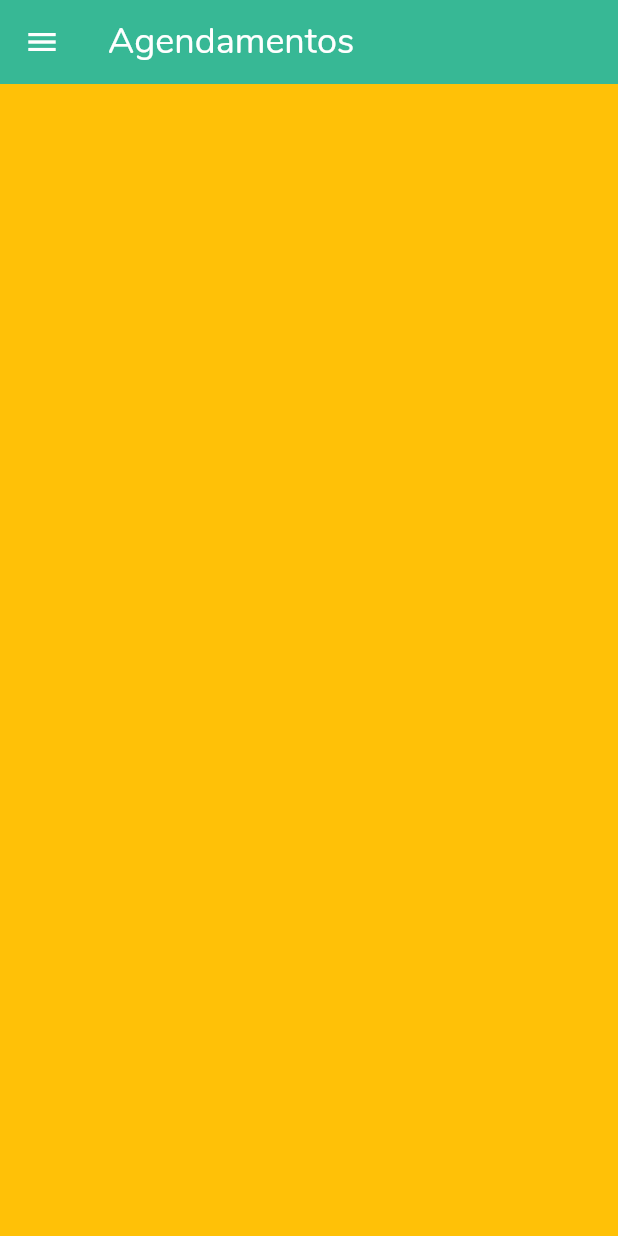
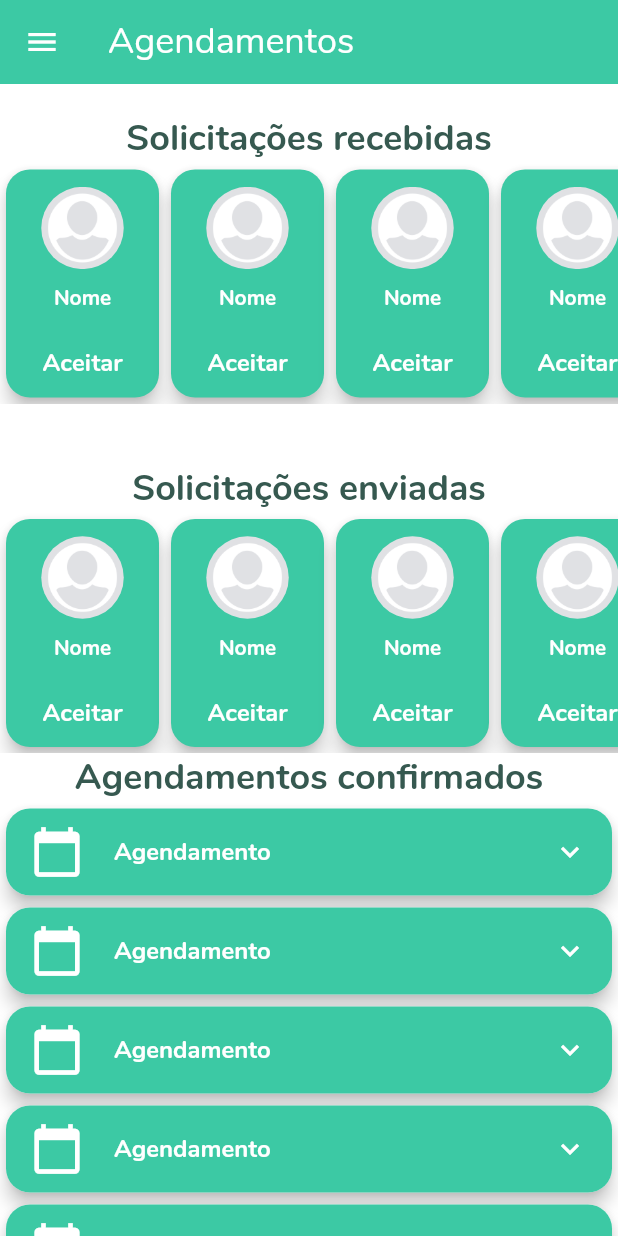
Before and after one commit to Deivid1071/trocatealentoapp, a Flutter app: the HomeScreen screen opened directly, swiped to page 3, on a phone screen of 412 x 824 dp. Run offline on Flutter 3.47's test engine with Material 2 defaults, Android fonts, the phone set to English and light mode, and no system bars.

Commit message:
expansion tile schedules

```diff
--- a/lib/screens/home/home_screen.dart
+++ b/lib/screens/home/home_screen.dart
@@ -1,5 +1,6 @@
 import 'package:flutter/material.dart';
 import 'package:trocatalentos_app/screens/configscreens/config_screen.dart';
+import 'package:trocatalentos_app/screens/schedules/schedules_screen.dart';
 import 'package:trocatalentos_app/widgets/custom_drawer.dart';
 import 'package:trocatalentos_app/widgets/customappbar.dart';
 
@@ -26,7 +27,7 @@ class HomeScreen extends StatelessWidget {
         ),
         Scaffold(
           appBar: CustomAppBar(title: 'Agendamentos',).build(context),
-          body: Container(color: Colors.amber,),
+          body: SchedulesScreen(),
           drawer: CustomDrawer(_pageController),
         ),
         Scaffold(
--- /dev/null
+++ b/lib/screens/schedules/schedules_screen.dart
@@ -0,0 +1,84 @@
+import 'package:flutter/cupertino.dart';
+import 'package:flutter/material.dart';
+import 'package:trocatalentos_app/widgets/tiles/invitetile.dart';
+import 'package:trocatalentos_app/widgets/tiles/scheduleexpansiontile.dart';
+
+class SchedulesScreen extends StatefulWidget {
+  @override
+  _SchedulesScreenState createState() => _SchedulesScreenState();
+}
+
+class _SchedulesScreenState extends State<SchedulesScreen> {
+  @override
+  Widget build(BuildContext context) {
+    return Container(
+      height: MediaQuery.of(context).size.height,
+      width: MediaQuery.of(context).size.width,
+      color: Colors.white,
+      child: SingleChildScrollView(
+        physics: ScrollPhysics(),
+        child: Column(
+          mainAxisAlignment: MainAxisAlignment.center,
+          crossAxisAlignment: CrossAxisAlignment.center,
+          children: [
+            SizedBox(
+              height: 20,
+            ),
+            _buildListInvite('Solicitações recebidas'),
+            SizedBox(
+              height: 40,
+            ),
+            _buildListInvite('Solicitações enviadas'),
+            _buildListSchedule('Agendamentos confirmados'),
+          ],
+        ),
+      ),
+    );
+  }
+
+  _buildListInvite(String title) {
+    return Column(
+      children: [
+        Text(
+          title,
+          style: TextStyle(
+              color: Color(0xFF365950),
+              fontFamily: 'Nunito',
+              fontWeight: FontWeight.bold,
+              fontSize: 24),
+        ),
+        Container(
+          height: 160,
+          child: ListView.builder(
+              itemCount: 8,
+              scrollDirection: Axis.horizontal,
+              itemBuilder: (context, index) {
+                return InviteTile();
+              }),
+        ),
+      ],
+    );
+  }
+
+  _buildListSchedule(String title) {
+    return Column(
+      children: [
+        Text(
+          title,
+          style: TextStyle(
+              color: Color(0xFF365950),
+              fontFamily: 'Nunito',
+              fontWeight: FontWeight.bold,
+              fontSize: 24),
+        ),
+        ListView.builder(
+          physics: NeverScrollableScrollPhysics(),
+            itemCount: 8,
+            shrinkWrap: true,
+            itemBuilder: (context, index) {
+              return CustomExpansionTile();
+            }),
+      ],
+    );
+  }
+}
--- a/lib/widgets/customappbar.dart
+++ b/lib/widgets/customappbar.dart
@@ -11,7 +11,7 @@ class CustomAppBar extends StatelessWidget {
       iconTheme: IconThemeData(
         color: Colors.white,
       ),
-      backgroundColor: Theme.of(context).primaryColor,
+      backgroundColor: Color(0xFF3CC9A4),
       elevation: 0,
       title: Text(title, style: TextStyle(
         fontFamily: 'Nunito',
--- /dev/null
+++ b/lib/widgets/tiles/invitetile.dart
@@ -0,0 +1,57 @@
+
+import 'package:flutter/cupertino.dart';
+import 'package:flutter/material.dart';
+
+class InviteTile extends StatefulWidget {
+  @override
+  _InviteTileState createState() => _InviteTileState();
+}
+
+class _InviteTileState extends State<InviteTile> {
+  @override
+  Widget build(BuildContext context) {
+    return Container(
+      height: 150,
+      width: 110,
+      child: Card(
+        elevation: 5,
+        shape: RoundedRectangleBorder(
+          borderRadius: BorderRadius.circular(16.0),
+        ),
+        color: Color(0xFF3CC9A4),
+        child: Column(
+          mainAxisAlignment: MainAxisAlignment.spaceAround,
+          children: [
+            Column(
+              children: [
+                Container(
+                  margin: EdgeInsets.only(bottom: 10),
+                  height: 55,
+                  width: 55,
+                  child: ClipRRect(
+                      borderRadius: BorderRadius.circular(100),
+                      child: Image.asset(
+                        'assets/images/avatar.png',
+                        fit: BoxFit.cover,
+                      )),
+                ),
+                Text('Nome', style: TextStyle(
+                    fontSize: 14,
+                    fontFamily: 'Nunito',
+                    color: Colors.white,
+                    fontWeight: FontWeight.bold
+                ),)
+              ],
+            ),
+            Text('Aceitar', style: TextStyle(
+              fontSize: 16,
+              fontFamily: 'Nunito',
+              color: Colors.white,
+              fontWeight: FontWeight.bold
+            ),)
+          ],
+        ),
+      ),
+    );
+  }
+}
--- /dev/null
+++ b/lib/widgets/tiles/scheduleexpansiontile.dart
@@ -0,0 +1,94 @@
+import 'package:flutter/cupertino.dart';
+import 'package:flutter/material.dart';
+
+class CustomExpansionTile extends StatefulWidget {
+  @override
+  _CustomExpansionTileState createState() => _CustomExpansionTileState();
+}
+
+class _CustomExpansionTileState extends State<CustomExpansionTile> {
+  bool isExpanded = false;
+  @override
+  Widget build(BuildContext context) {
+    return Card(
+      elevation: 5,
+      shape: RoundedRectangleBorder(
+        borderRadius: BorderRadius.circular(16.0),
+      ),
+      child: Container(
+        decoration: BoxDecoration(
+          color: Color(0xFF3CC9A4),
+          borderRadius: BorderRadius.circular(16)
+        ),
+        child: ExpansionTile(
+          title: Text(
+            "Agendamento ",
+            style: TextStyle(
+              fontFamily: 'Nunito',
+              fontWeight: FontWeight.bold,
+              color: Colors.white,
+            ),
+          ),
+          trailing: Icon(Icons.keyboard_arrow_down, color: Colors.white,),
+          leading: Icon(
+            Icons.calendar_today,
+            size: 36.0,
+            color: Colors.white,
+          ),
+          children: <Widget>[
+            Row(
+              mainAxisAlignment: MainAxisAlignment.spaceAround,
+              children: [
+                Column(
+                  children: [
+                    Container(
+                      margin: EdgeInsets.only(bottom: 10),
+                      height: 55,
+                      width: 55,
+                      child: ClipRRect(
+                          borderRadius: BorderRadius.circular(100),
+                          child: Image.asset(
+                            'assets/images/avatar.png',
+                            fit: BoxFit.cover,
+                          )),
+                    ),
+                    Text('Nome1', style: TextStyle(
+                        fontSize: 14,
+                        fontFamily: 'Nunito',
+                        color: Colors.white,
+                        fontWeight: FontWeight.bold
+                    ),)
+                  ],
+                ),
+                Column(
+                  children: [
+                    Container(
+                      margin: EdgeInsets.only(bottom: 10),
+                      height: 55,
+                      width: 55,
+                      child: ClipRRect(
+                          borderRadius: BorderRadius.circular(100),
+                          child: Image.asset(
+                            'assets/images/avatar.png',
+                            fit: BoxFit.cover,
+                          )),
+                    ),
+                    Text('Nome2', style: TextStyle(
+                        fontSize: 14,
+                        fontFamily: 'Nunito',
+                        color: Colors.white,
+                        fontWeight: FontWeight.bold
+                    ),)
+                  ],
+                ),
+              ],
+            ),
+            Text("Child Widget One"),
+            Text("Child Widget Two"),
+          ],
+          onExpansionChanged: (bool expanding) => setState(() => this.isExpanded = expanding),
+        )
+      ),
+    );
+  }
+}
```
